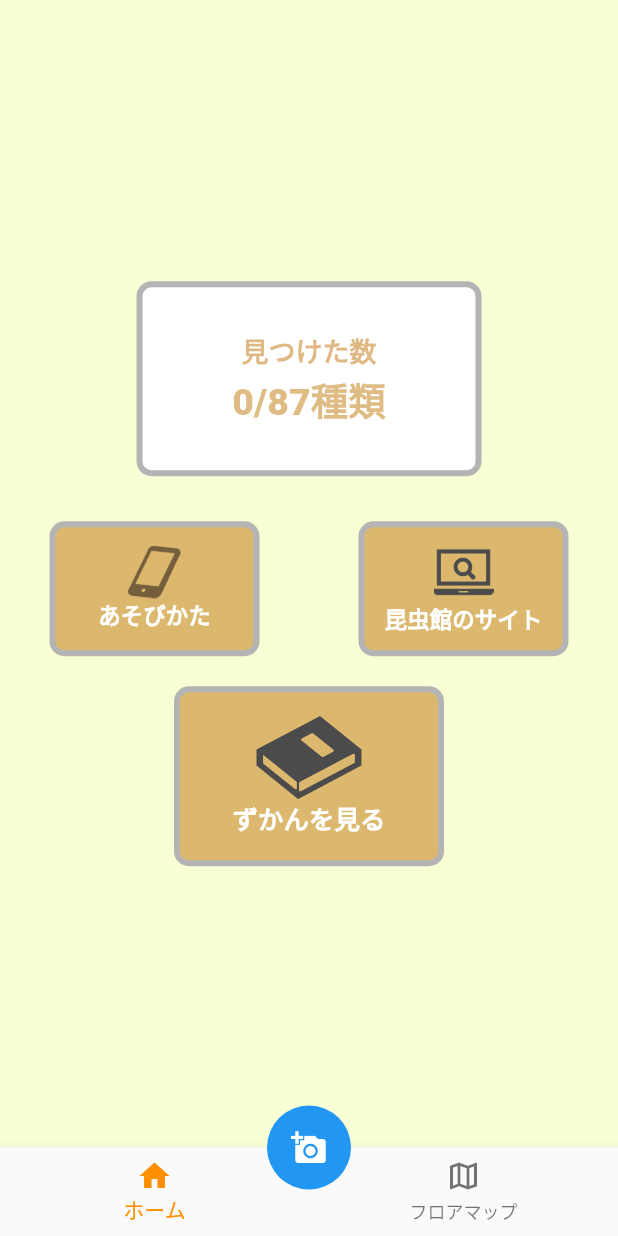
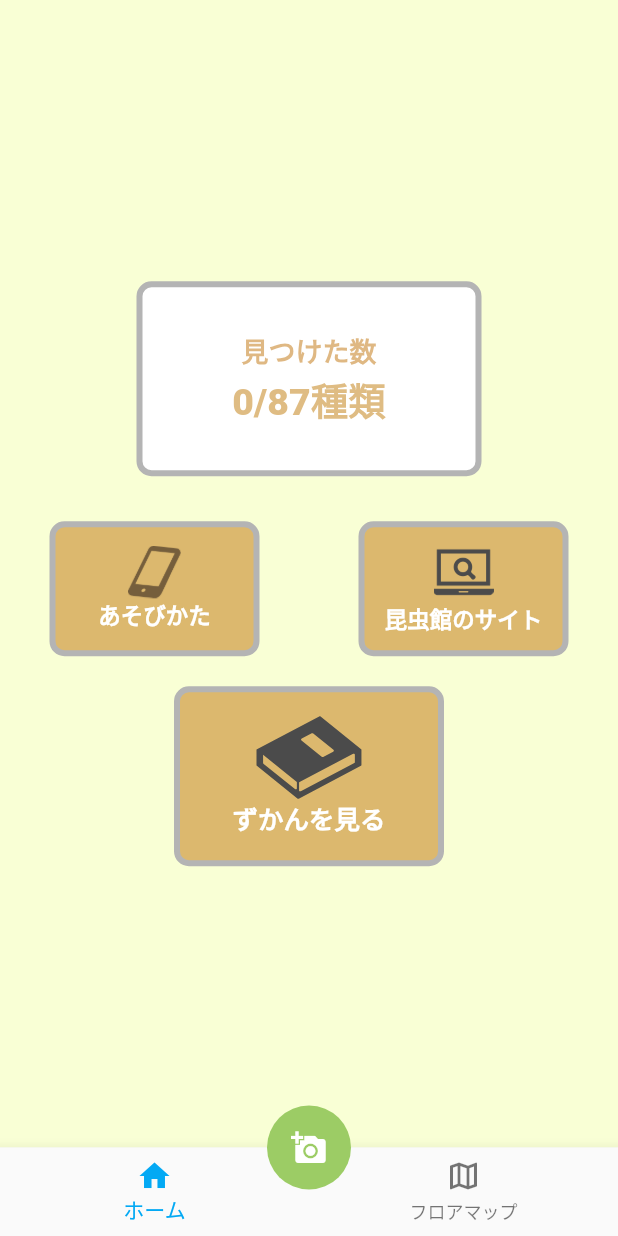
Before and after one commit to Mikka2020/flutter_mushi_01, a Flutter app: the IndexedStackBar screen opened by its route, on a phone screen of 412 x 824 dp. Run offline on Flutter 3.47's test engine with Material 2 defaults, Android fonts, the phone set to English and light mode, and no system bars; our stand-ins replace flutter_svg, image_picker, shared_preferences, sqflite, webview_flutter; missing offline and left inert: flutter_overboard; accounts and stored records are empty; Roboto replaces fonts that are missing (Tsukushi A Round Gothic).

Commit message:
[update] bottom button color

```diff
--- a/lib/indexed_stack_bar.dart
+++ b/lib/indexed_stack_bar.dart
@@ -53,6 +53,7 @@ class _IndexedStackBarState extends State<IndexedStackBar> {
       ),
       floatingActionButtonLocation: FloatingActionButtonLocation.centerDocked,
       floatingActionButton: FloatingActionButton(
+        backgroundColor: Colors.lightGreen.shade400,
         elevation: 0.0,
         onPressed: getImage,
         child: const Icon(Icons.add_a_photo),
@@ -60,7 +61,7 @@ class _IndexedStackBarState extends State<IndexedStackBar> {
       bottomNavigationBar: BottomNavigationBar(
         currentIndex: _selectedIndex,
         type: BottomNavigationBarType.fixed,
-        selectedItemColor: Colors.amber[800],
+        selectedItemColor: Colors.lightBlue,
         onTap: (int index) {
           setState(() {
             _selectedIndex = index;
```
